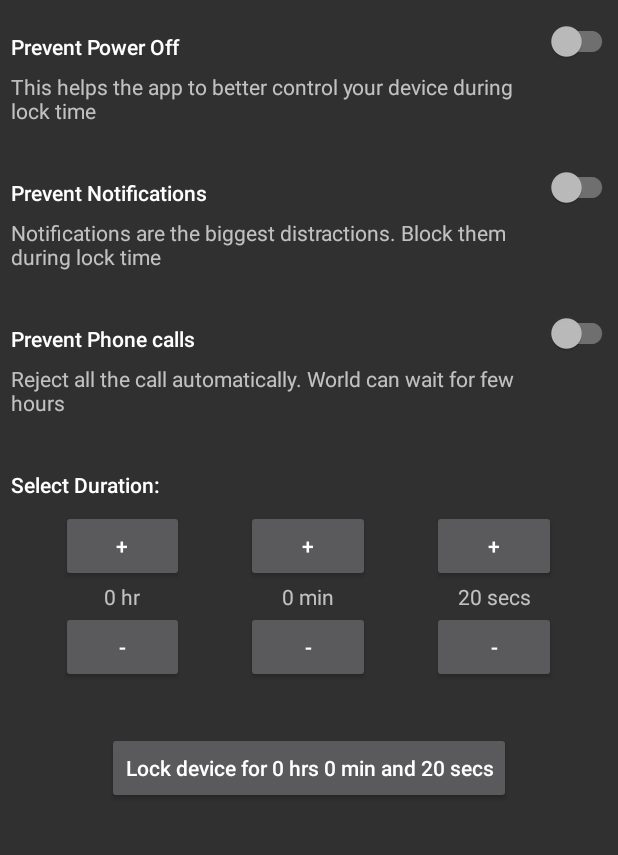
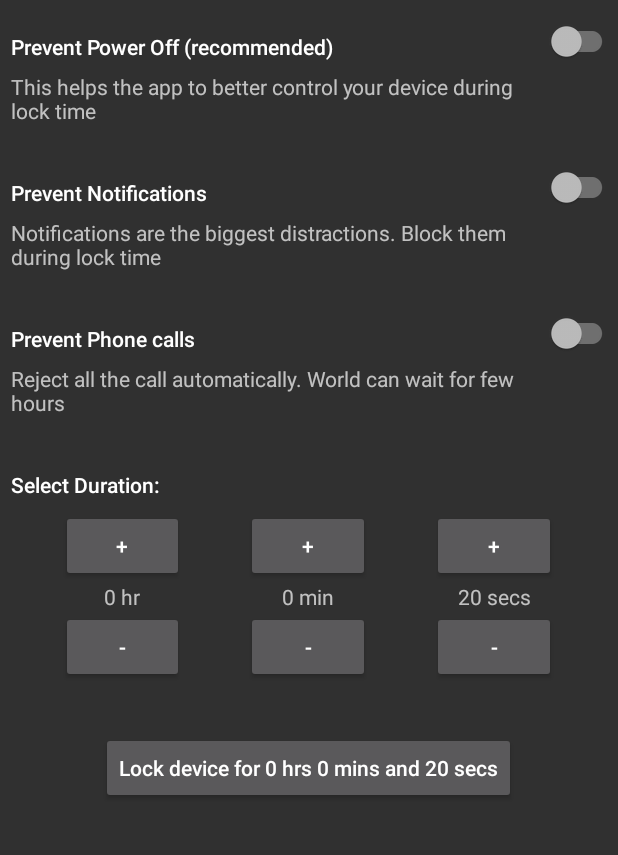
Before and after one commit to sickboydroid/PhoneBlocker, an Android app: the MainActivity screen opened directly, with no data from a screen before it, on a phone screen of 412 x 824 dp, the part 292-1147 px from its top. Run offline under Robolectric (Android 15) with nearby library versions, the phone set to English and light mode, and no system bars; our stand-ins replace AdMob; 1 statement that could not run was skipped.

Commit message:
Optimize code, Remove unused code and fix typos

```diff
--- a/app/src/main/java/com/tangledbytes/phoneblocker/BaseApplication.java
+++ b/app/src/main/java/com/tangledbytes/phoneblocker/BaseApplication.java
@@ -3,13 +3,11 @@ package com.tangledbytes.phoneblocker;
 import android.app.Application;
 import android.app.NotificationChannel;
 import android.app.NotificationManager;
-import android.content.Intent;
 import android.os.Build;
 
 import androidx.core.app.NotificationManagerCompat;
 
 import com.google.android.gms.ads.MobileAds;
-import com.tangledbytes.phoneblocker.activities.AppIntroActivity;
 import com.tangledbytes.phoneblocker.utils.Constants;
 
 public class BaseApplication extends Application {
--- a/app/src/main/java/com/tangledbytes/phoneblocker/activities/MainActivity.java
+++ b/app/src/main/java/com/tangledbytes/phoneblocker/activities/MainActivity.java
@@ -28,12 +28,6 @@ public class MainActivity extends AppCompatActivity implements View.OnClickListe
     private SwitchCompat switchBlockNotifications;
     private SwitchCompat switchBlockCalls;
     private Button btnLockDevice;
-    private Button btnIncrementHours;
-    private Button btnIncrementMinutes;
-    private Button btnIncrementSeconds;
-    private Button btnDecrementHours;
-    private Button btnDecrementMinutes;
-    private Button btnDecrementSeconds;
     private TextView tvDurationHours;
     private TextView tvDurationMinutes;
     private TextView tvDurationSeconds;
@@ -90,17 +84,17 @@ public class MainActivity extends AppCompatActivity implements View.OnClickListe
         switchPreventPowerOff = findViewById(R.id.switch_prevent_power_off);
         switchBlockNotifications = findViewById(R.id.switch_block_notifications);
         switchBlockCalls = findViewById(R.id.switch_block_calls);
-        btnIncrementHours = findViewById(R.id.btn_increment_hours);
-        btnDecrementHours = findViewById(R.id.btn_decrement_hours);
-        btnIncrementMinutes = findViewById(R.id.btn_increment_minutes);
-        btnDecrementMinutes = findViewById(R.id.btn_decrement_minutes);
-        btnIncrementSeconds = findViewById(R.id.btn_increment_seconds);
-        btnDecrementSeconds = findViewById(R.id.btn_decrement_seconds);
         tvDurationHours = findViewById(R.id.tv_duration_hours);
         tvDurationMinutes = findViewById(R.id.tv_duration_minutes);
         tvDurationSeconds = findViewById(R.id.tv_duration_seconds);
+        btnLockDevice = findViewById(R.id.btn_lock_device);
+        Button btnIncrementHours = findViewById(R.id.btn_increment_hours);
+        Button btnDecrementHours = findViewById(R.id.btn_decrement_hours);
+        Button btnIncrementMinutes = findViewById(R.id.btn_increment_minutes);
+        Button btnDecrementMinutes = findViewById(R.id.btn_decrement_minutes);
+        Button btnIncrementSeconds = findViewById(R.id.btn_increment_seconds);
+        Button btnDecrementSeconds = findViewById(R.id.btn_decrement_seconds);
 
-        btnLockDevice = findViewById(R.id.btn_lock_device);
         btnIncrementHours.setOnClickListener(this);
         btnDecrementHours.setOnClickListener(this);
         btnIncrementMinutes.setOnClickListener(this);
--- a/app/src/main/java/com/tangledbytes/phoneblocker/dialogs/AboutDialog.java
+++ b/app/src/main/java/com/tangledbytes/phoneblocker/dialogs/AboutDialog.java
@@ -15,8 +15,6 @@ public class AboutDialog extends AppCompatActivity {
         super.onCreate(savedInstanceState);
         setContentView(R.layout.dialog_about);
         Button btnOk = findViewById(R.id.btn_ok);
-        btnOk.setOnClickListener((View view) -> {
-            finish();
-        });
+        btnOk.setOnClickListener((View view) -> finish());
     }
 }
--- a/app/src/main/java/com/tangledbytes/phoneblocker/services/BlockerService.java
+++ b/app/src/main/java/com/tangledbytes/phoneblocker/services/BlockerService.java
@@ -89,7 +89,7 @@ public class BlockerService extends Service {
     }
 
     private static class CountdownManager {
-        long countdownEnd;
+       final long countdownEnd;
 
         private CountdownManager(long durationMillis) {
             countdownEnd = System.currentTimeMillis() + durationMillis;
--- a/app/src/main/res/layout/dialog_about.xml
+++ b/app/src/main/res/layout/dialog_about.xml
@@ -12,6 +12,7 @@
         android:background="@drawable/drawable_circular"
         android:layout_width="match_parent"
         android:layout_height="150dp"
+        android:contentDescription="@string/launcher_icon"
         app:srcCompat="@mipmap/ic_launcher" />
 
     <TextView
@@ -38,6 +39,6 @@
         style="@style/Widget.AppCompat.Button.ButtonBar.AlertDialog"
         android:layout_width="wrap_content"
         android:layout_height="wrap_content"
-        android:layout_gravity="right"
+        android:layout_gravity="end"
         android:text="@string/ok" />
 </LinearLayout>
--- a/app/src/main/res/layout/layout_permission_request.xml
+++ b/app/src/main/res/layout/layout_permission_request.xml
@@ -4,7 +4,7 @@
     android:id="@+id/main"
     android:layout_width="match_parent"
     android:layout_height="match_parent"
-    android:background="@color/materialDark"
+    android:background="@color/backgroundLayoutPermissionRequest"
     android:paddingTop="@dimen/appintro_statusbar_height"
     android:paddingBottom="@dimen/appintro2_bottombar_height">
 
@@ -14,7 +14,7 @@
         android:layout_width="0dp"
         android:layout_height="0dp"
         android:gravity="center"
-        android:text="Permissions"
+        android:text="@string/permissions"
         app:layout_constraintBottom_toTopOf="@+id/image"
         app:layout_constraintEnd_toEndOf="parent"
         app:layout_constraintStart_toStartOf="parent"
--- a/app/src/main/res/layout/view_permission_request.xml
+++ b/app/src/main/res/layout/view_permission_request.xml
@@ -8,7 +8,7 @@
         android:id="@+id/textView2"
         android:layout_width="wrap_content"
         android:layout_height="wrap_content"
-        android:text="We need following permissions before we proceed:"
+        android:text="@string/permissions_needed_title"
         android:textAppearance="@style/TextAppearance.AppCompat.Body2"
         android:textSize="18sp" />
 
@@ -21,7 +21,7 @@
             android:layout_width="wrap_content"
             android:layout_height="match_parent"
             android:gravity="center_vertical"
-            android:text="Device Admin Permission"
+            android:text="@string/device_admin_permission"
             android:textAppearance="@style/TextAppearance.AppCompat.Body1"
             android:textSize="14sp" />
 
@@ -48,7 +48,7 @@
             android:layout_width="wrap_content"
             android:layout_height="match_parent"
             android:gravity="center_vertical"
-            android:text="Start on boot permission"
+            android:text="@string/start_on_boot_permission"
             android:textAppearance="@style/TextAppearance.AppCompat.Body1"
             android:textSize="14sp" />
 
--- a/app/src/main/res/values-land/dimens.xml
+++ b/app/src/main/res/values-land/dimens.xml
@@ -1,3 +1,2 @@
 <resources>
-    <dimen name="fab_margin">48dp</dimen>
 </resources>
--- a/app/src/main/res/values-w1240dp/dimens.xml
+++ b/app/src/main/res/values-w1240dp/dimens.xml
@@ -1,3 +1,2 @@
 <resources>
-    <dimen name="fab_margin">200dp</dimen>
 </resources>
--- a/app/src/main/res/values-w600dp/dimens.xml
+++ b/app/src/main/res/values-w600dp/dimens.xml
@@ -1,3 +1,2 @@
 <resources>
-    <dimen name="fab_margin">48dp</dimen>
 </resources>
--- a/app/src/main/res/values/dimens.xml
+++ b/app/src/main/res/values/dimens.xml
@@ -1,3 +1,2 @@
 <resources>
-    <dimen name="fab_margin">16dp</dimen>
 </resources>
--- a/app/src/main/res/values/themes.xml
+++ b/app/src/main/res/values/themes.xml
@@ -18,8 +18,4 @@
         <item name="windowActionBar">false</item>
         <item name="windowNoTitle">true</item>
     </style>
-
-    <style name="Theme.PhoneBlocker.AppBarOverlay" parent="ThemeOverlay.AppCompat.Dark.ActionBar" />
-
-    <style name="Theme.PhoneBlocker.PopupOverlay" parent="ThemeOverlay.AppCompat.Light" />
 </resources>
```
Also changed, not shown: app/src/main/java/com/tangledbytes/phoneblocker/utils/Utils.java (+5 -7 lines), app/src/main/res/layout/activity_app_intro.xml (deleted, +0 -9 lines), app/src/main/res/layout/activity_permission_request.xml (deleted, +0 -9 lines), app/src/main/res/values/colors.xml (+1 -15 lines), app/src/main/res/values/strings.xml (+10 -9 lines), 1 other file.
